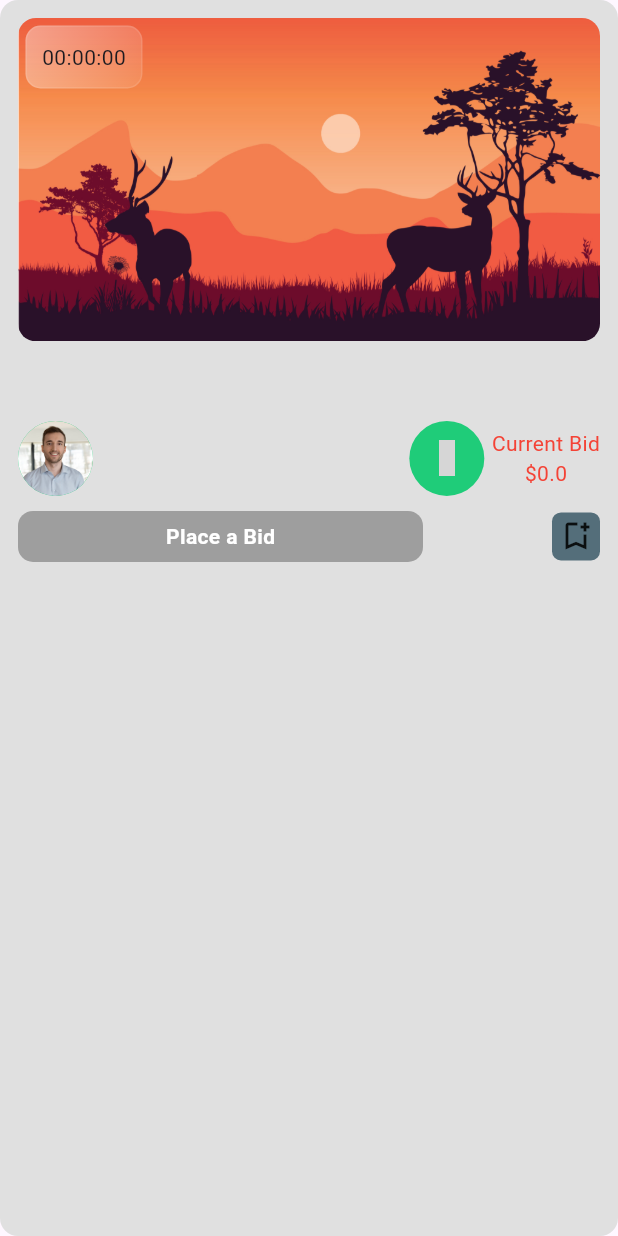
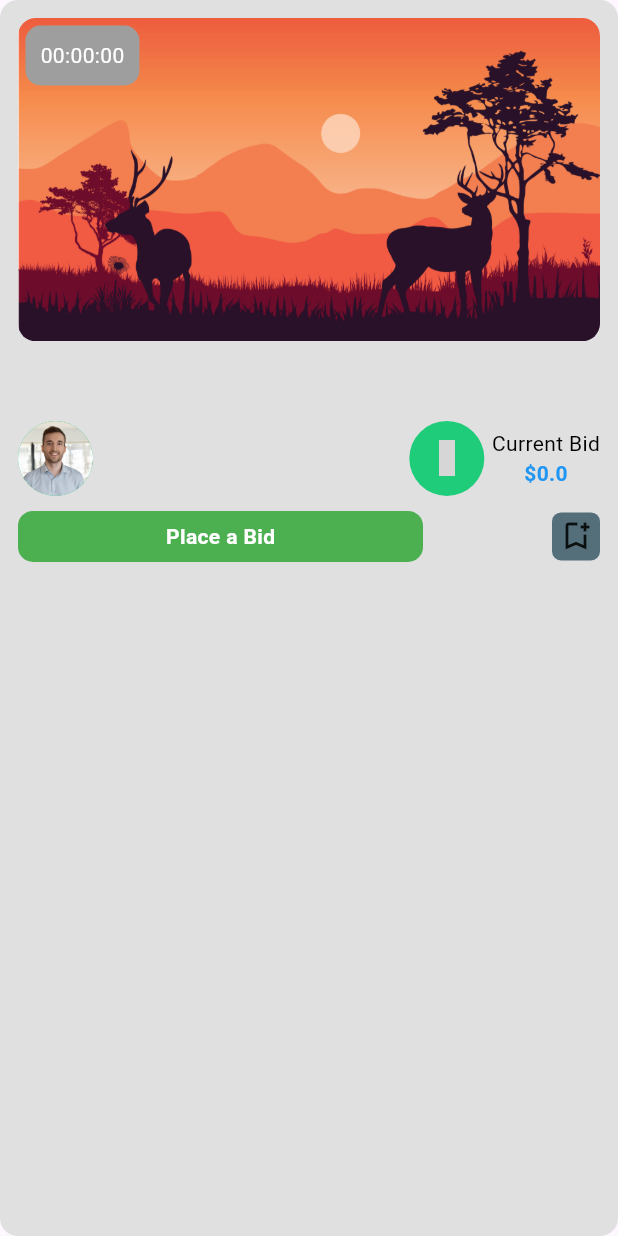
Before and after one commit to shashwat2712/Artify, a Flutter app: the AuctionTile widget shown alone on an empty page, opened directly with empty values, on a phone screen of 412 x 824 dp. Run offline on Flutter 3.47's test engine with Material 2 defaults, Android fonts, the phone set to English and light mode, and no system bars; drawn by our look-alikes of flutter_countdown_timer; our stand-ins replace iconly, image_picker, lottie, slide_to_act, supabase_flutter; accounts and stored records are empty; grey boxes are pictures that could not be loaded.

Commit message:
added new fixes to UI

```diff
--- a/lib/components/auction_tile.dart
+++ b/lib/components/auction_tile.dart
@@ -43,31 +43,35 @@ class _AuctionTileState extends State<AuctionTile> {
             children: [
               Stack(
                 children: [
-                  ClipRRect(
-                    borderRadius: BorderRadius.circular(12),
-                    child: widget.details.imageUrl.isEmpty ? Image.asset(
-                        'lib/assets/images/deer-in-the-forest-beautiful-sunset.jpg'): Image.network(widget.details.imageUrl,height: 200,width: double.infinity,)
+                  Container(
+                    width: double.infinity,
+                    decoration: BoxDecoration(
+                        borderRadius: BorderRadius.all(Radius.circular(10))
+                    ),
+                    constraints: BoxConstraints(
+                      maxHeight: 300,
+                    ),
+                      child: ClipRRect(
+                          borderRadius: BorderRadius.circular(12),
+                          child: widget.details.imageUrl.isEmpty ? Image.asset(
+                              fit: BoxFit.cover,
+                              'lib/assets/images/deer-in-the-forest-beautiful-sunset.jpg'): Image.network(widget.details.imageUrl,width: double.infinity,fit: BoxFit.cover,)
+                      ),
                   ),
                   Positioned(
                     top: 5,
                     left: 5,
                     child: Container(
                       decoration: BoxDecoration(
-                          border: Border.all(color: Colors.white.withOpacity(0.1)),
+
                           borderRadius: BorderRadius.circular(10.0),
-                          gradient: LinearGradient(
-                              begin: Alignment.topLeft,
-                              end: Alignment.bottomRight,
-                              colors: [
-                                Colors.white.withOpacity(0.4),
-                                Colors.white.withOpacity(0.1)
-                              ]
-                          )
+                          color: Colors.grey,
+
                       ),
 
                       padding: EdgeInsets.all(10),
                         child: CountdownTimer(
-                          endWidget: Text('00:00:00'),
+                          endWidget: Text('00:00:00', style: TextStyle(color: Colors.white),),
                           endTime: widget.details.end_date.millisecondsSinceEpoch,
                           textStyle: const TextStyle(fontSize: 12, color: Colors.black),
                           onEnd: () {
@@ -138,8 +142,8 @@ class _AuctionTileState extends State<AuctionTile> {
                    ),
                     Column(
                      children: [
-                       const Text('Current Bid',style: TextStyle(color: Colors.red),),
-                       Text('\$${widget.details.basePrice}' ?? "loading",style: const TextStyle(color: Colors.red),),
+                       const Text('Current Bid',style: TextStyle(color: Colors.black, fontWeight: FontWeight.normal),),
+                       Text('\$${widget.details.basePrice}' ?? "loading",style: const TextStyle(color: Colors.blue, fontWeight: FontWeight.bold),),
 
                      ],
                    )
@@ -281,7 +285,7 @@ class _AuctionTileState extends State<AuctionTile> {
                     padding: const EdgeInsets.symmetric(vertical: 7),
                     width: 270,
                     decoration: BoxDecoration(
-                      color: Colors.grey[500],
+                      color: Colors.green[500],
                       borderRadius: BorderRadius.circular(10)
 
                     ),
--- a/pubspec.yaml
+++ b/pubspec.yaml
@@ -34,7 +34,7 @@ dependencies:
 
   # The following adds the Cupertino Icons font to your application.
   # Use with the CupertinoIcons class for iOS style icons.
-  cupertino_icons: ^1.0.2
+  cupertino_icons: ^1.0.6
   supabase_flutter: ^1.6.2
   geolocator: ^10.0.1
   image_picker: ^1.0.4
```
Also changed, not shown: lib/screens/community_page.dart (+75 -69 lines), lib/screens/marketplace_screen.dart (+6 -12 lines), lib/widgets/nav_screen.dart (+9 -9 lines).
